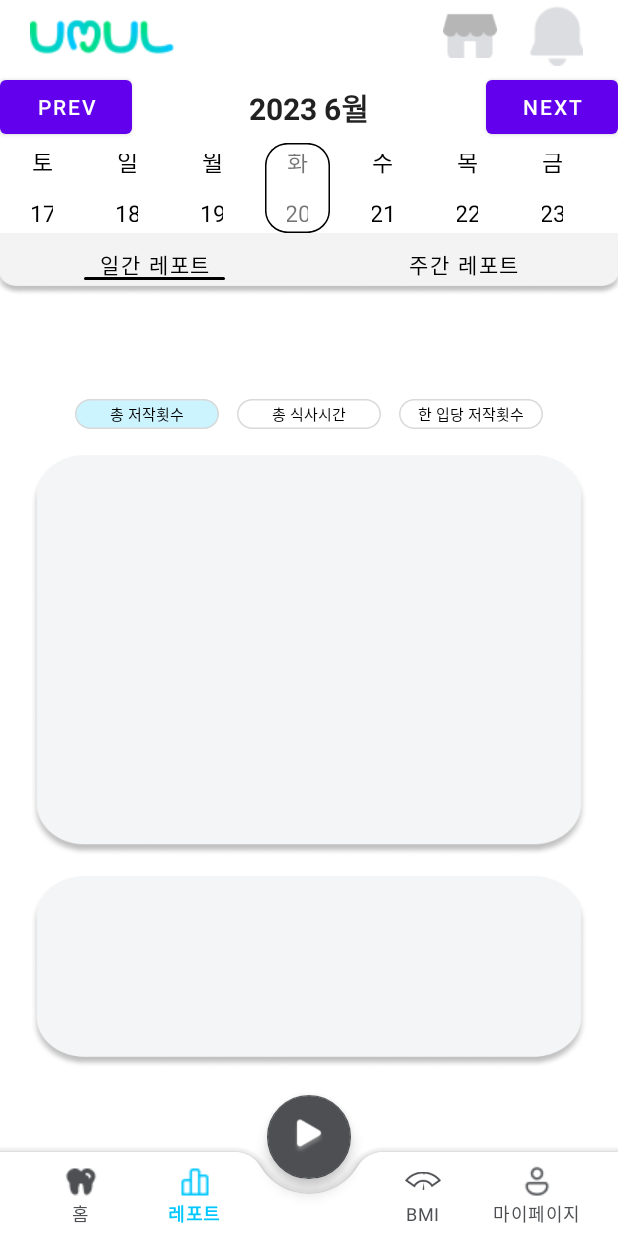
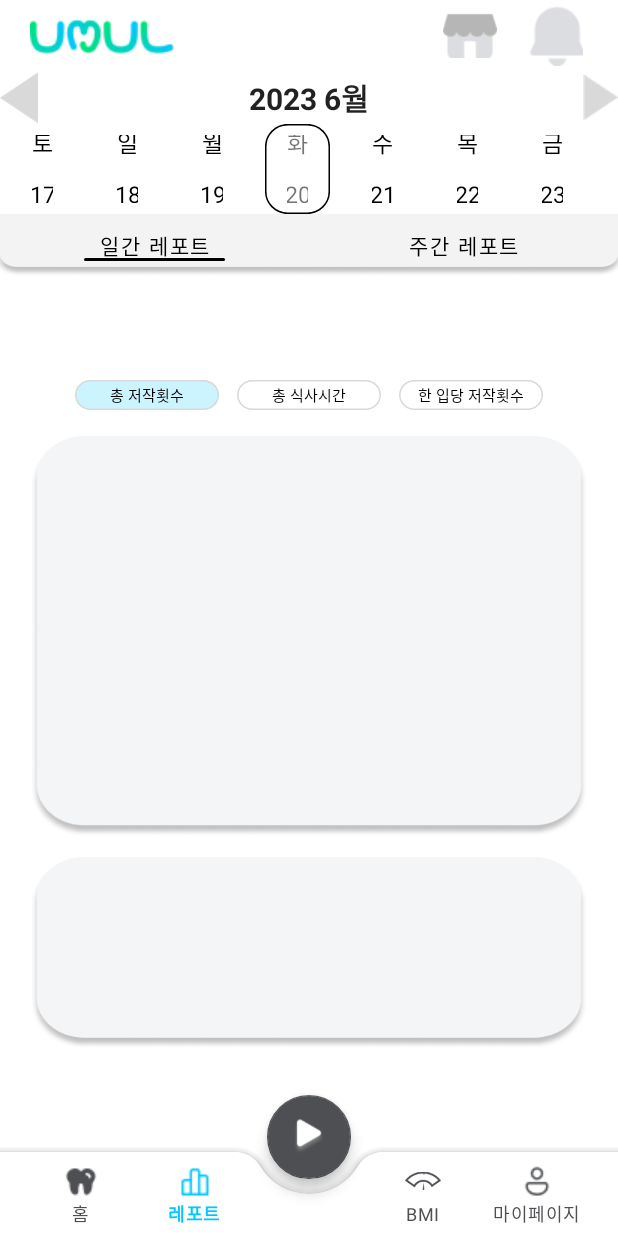
Before and after one commit to teamUMUL/Android_UMUL, an Android app: the screen it shows after launch (MainActivity), item 2 of the bottom bar chosen, on a phone screen of 412 x 824 dp. Run offline under Robolectric (Android 15) with nearby library versions, the phone set to English and light mode, and no system bars; our stand-ins replace data binding; 1 statement that could not run was skipped.

Commit message:
feat : 월 이동 버튼 이미지버튼으로 변경

```diff
--- a/app/src/main/java/com/ach/viewpager2tablayout/fragment/bottomNavFragment/ReportFragment.kt
+++ b/app/src/main/java/com/ach/viewpager2tablayout/fragment/bottomNavFragment/ReportFragment.kt
@@ -7,6 +7,7 @@ import android.view.LayoutInflater
 import android.view.View
 import android.view.ViewGroup
 import android.widget.Button
+import android.widget.ImageButton
 import android.widget.TextView
 import androidx.fragment.app.Fragment
 import androidx.recyclerview.widget.LinearLayoutManager
@@ -81,7 +82,7 @@ class ReportFragment : Fragment() {
         //상단 달력
         setUpCalendar()
 
-        viewGroup.findViewById<Button>(R.id.calendar_prev_button)!!.setOnClickListener {
+        viewGroup.findViewById<ImageButton>(R.id.calendar_prev_button)!!.setOnClickListener {
 
             cal.add(Calendar.MONTH, -1)
             if (cal == currentDate)
@@ -92,7 +93,7 @@ class ReportFragment : Fragment() {
         }
 
 
-        viewGroup.findViewById<Button>(R.id.calendar_next_button)!!.setOnClickListener {
+        viewGroup.findViewById<ImageButton>(R.id.calendar_next_button)!!.setOnClickListener {
             cal.add(Calendar.MONTH, +1)
             if (cal == currentDate)
                 setUpCalendar()
--- a/app/src/main/res/layout/fragment_report.xml
+++ b/app/src/main/res/layout/fragment_report.xml
@@ -64,14 +64,19 @@
             app:layout_constraintTop_toBottomOf="@+id/reportLinearlayout"
             app:layout_constraintBottom_toTopOf="@+id/calendar_recycler_view">
             <!-- 이전 달로 이동하는 버튼 -->
-            <Button
+            <ImageButton
                 android:id="@+id/calendar_prev_button"
                 android:layout_width="wrap_content"
                 android:layout_height="wrap_content"
-                android:text="prev"
+                android:maxHeight="35dp"
+                android:maxWidth="35dp"
+                app:srcCompat="@drawable/prev_month_button"
                 app:layout_constraintBottom_toBottomOf="parent"
                 app:layout_constraintStart_toStartOf="parent"
-                app:layout_constraintTop_toTopOf="parent" />
+                app:layout_constraintTop_toTopOf="parent"
+                android:adjustViewBounds="true"
+                android:background="@android:color/transparent"
+                android:scaleType="centerInside" />
 
             <!-- 월, 연 -->
             <TextView
@@ -89,14 +94,19 @@
                 app:layout_constraintTop_toTopOf="parent" />
 
             <!-- 다음 달로 이동하는 버튼 -->
-            <Button
+            <ImageButton
                 android:id="@+id/calendar_next_button"
                 android:layout_width="wrap_content"
                 android:layout_height="wrap_content"
-                android:text="next"
+                android:maxHeight="35dp"
+                android:maxWidth="35dp"
+                app:srcCompat="@drawable/next_month_button"
                 app:layout_constraintBottom_toBottomOf="parent"
                 app:layout_constraintEnd_toEndOf="parent"
-                app:layout_constraintTop_toTopOf="parent" />
+                app:layout_constraintTop_toTopOf="parent"
+                android:adjustViewBounds="true"
+                android:background="@android:color/transparent"
+                android:scaleType="centerInside"/>
 
 
 
```
Also changed, not shown: app/src/main/res/drawable/next_month_button.png (added), app/src/main/res/drawable/prev_month_button.png (added).
